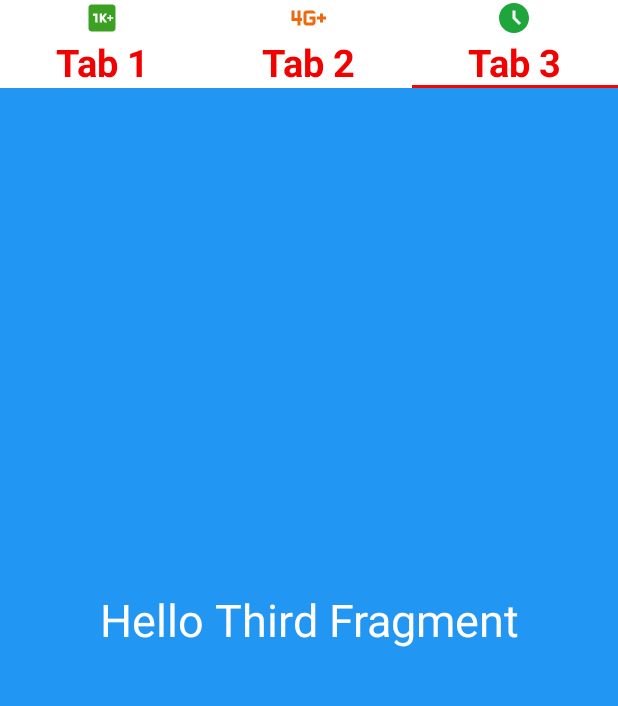
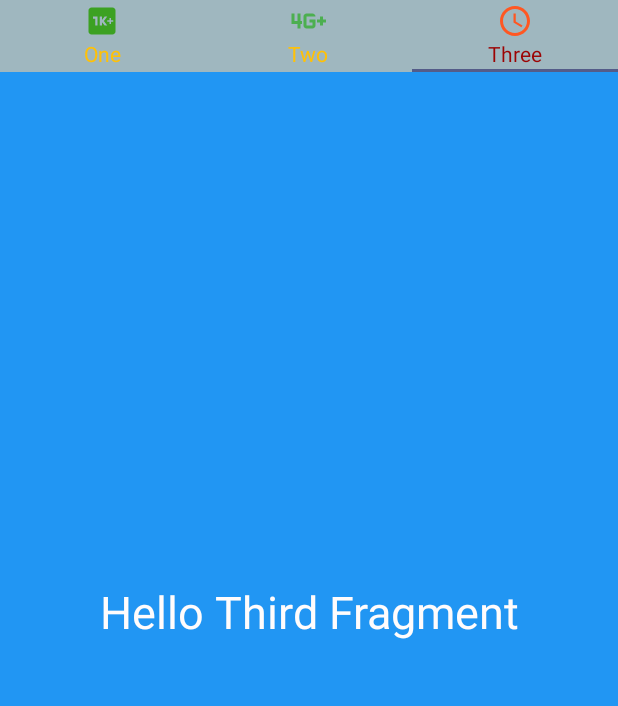
Before and after one commit to duongkiemhao/ss_training, an Android app: the screen it shows after launch (TabActivity), tab 3 chosen, on a phone screen of 412 x 824 dp, the part 84-790 px from its top. Run offline under Robolectric (Android 15) with nearby library versions, the phone set to English and light mode, and no system bars; our stand-ins replace data binding.

Commit message:
Re-Commit  Android App TabHost with CustomView

```diff
--- a/Hao_Activity_Submission/app/src/main/java/com/example/hao_activity_submission/TabActivity.java
+++ b/Hao_Activity_Submission/app/src/main/java/com/example/hao_activity_submission/TabActivity.java
@@ -1,11 +1,20 @@
 package com.example.hao_activity_submission;
 
+import static androidx.core.content.ContentProviderCompat.requireContext;
+
+import android.annotation.SuppressLint;
+import android.content.Context;
+import android.content.res.ColorStateList;
+import android.graphics.Color;
 import android.os.Bundle;
 import android.view.LayoutInflater;
 import android.view.View;
+import android.widget.ImageView;
+import android.widget.LinearLayout;
 import android.widget.TextView;
 
 import androidx.appcompat.app.AppCompatActivity;
+import androidx.core.content.ContextCompat;
 
 import com.google.android.material.tabs.TabLayout;
 import com.google.android.material.tabs.TabLayoutMediator;
@@ -17,10 +26,12 @@ public class TabActivity extends AppCompatActivity {
     TabLayout tabLayout;
     View view;
     TextView theText;
+    LinearLayout tab ;
     private String[] titles = new String[]{"One", "Two", "Three"};
     private int[] myImageList = new int[]{R.drawable.change_icon_fragment_1, R.drawable.change_icon_fragment_2, R.drawable.change_icon_fragment_3};
     private int[] myImageList1 = new int[]{R.drawable.ic_baseline_1k_1, R.drawable.ic_baseline_4g_mobiledata_1, R.drawable.ic_baseline_access_time_1};
     private int[] myImageList2 = new int[]{R.drawable.ic_baseline_1k_2, R.drawable.ic_baseline_4g_mobiledata_2, R.drawable.ic_baseline_access_time_2};
+    private int[] myText = new int[]{R.drawable.change_color_text};
     private int[] theInt = new int[]{1,2,3};
 
     @Override
@@ -28,11 +39,19 @@ public class TabActivity extends AppCompatActivity {
         super.onCreate(savedInstanceState);
         setContentView(R.layout.activity_tab_acitivity);
         binding = ActivityTabAcitivityBinding.inflate(getLayoutInflater());
+       // LayoutInflater layoutInflater  = LayoutInflater.from(requireContext());
         setContentView(binding.getRoot());
-        init();
+        Context mContext = null;
+      //  tabLayout   = (TabLayout) binding.inflate(R.id.tabLayout, container, false);
+        tab = (LinearLayout) LayoutInflater.from(this).inflate(R.layout.custom_tab, null);
+
+       init3();
 
         tabLayout = (TabLayout) findViewById(R.id.tabLayout);
-        createTabIcons2();
+//        tabLayout.setTabIconTint(ContextCompat.getColor(mContext,R.drawable.change_color_text));
+       // tabLayout.setTabIconTint(ColorStateList.valueOf(R.drawable.change_color_text));
+        tabLayout.setSelectedTabIndicatorColor(R.drawable.change_color_tab);
+        ACustomTab();
 //        tabLayout.getTabAt(1).select();
 //        tabLayout.getTabAt(2).select();
 //        tabLayout.getTabAt(0).select();
@@ -40,42 +59,42 @@ public class TabActivity extends AppCompatActivity {
 //        tabLayout.getTabAt(1).setIcon(myImageList2[1]);
 //        tabLayout.getTabAt(2).setIcon(myImageList2[2]);
 
-        tabLayout.addOnTabSelectedListener(new TabLayout.OnTabSelectedListener() {
-            @Override
-            public void onTabSelected(TabLayout.Tab tab) {
-                int position = tab.getPosition();
-
-                if(position == 0) {
-                    tabLayout.getTabAt(0).setIcon(myImageList1[0]);
-                    tabLayout.getTabAt(1).setIcon(myImageList2[1]);
-                    tabLayout.getTabAt(2).setIcon(myImageList2[2]);
-                }
-
-                else if (position == 1){
-                    tabLayout.getTabAt(1).setIcon(myImageList1[1]);
-                    tabLayout.getTabAt(0).setIcon(myImageList2[0]);
-                    tabLayout.getTabAt(2).setIcon(myImageList2[2]);
-                }
-
-                else if (position == 2) {
-                    tabLayout.getTabAt(2).setIcon(myImageList1[2]);
-                    tabLayout.getTabAt(0).setIcon(myImageList2[0]);
-                    tabLayout.getTabAt(1).setIcon(myImageList2[1]);
-                }
-
-
-            }
-
-            @Override
-            public void onTabUnselected(TabLayout.Tab tab) {
-
-            }
-
-            @Override
-            public void onTabReselected(TabLayout.Tab tab) {
-
-            }
-        });
+//        tabLayout.addOnTabSelectedListener(new TabLayout.OnTabSelectedListener() {
+//            @Override
+//            public void onTabSelected(TabLayout.Tab tab) {
+//                int position = tab.getPosition();
+//
+//                if(position == 0) {
+//                    tabLayout.getTabAt(0).setIcon(myImageList1[0]);
+//                    tabLayout.getTabAt(1).setIcon(myImageList2[1]);
+//                    tabLayout.getTabAt(2).setIcon(myImageList2[2]);
+//                }
+//
+//                else if (position == 1){
+//                    tabLayout.getTabAt(1).setIcon(myImageList1[1]);
+//                    tabLayout.getTabAt(0).setIcon(myImageList2[0]);
+//                    tabLayout.getTabAt(2).setIcon(myImageList2[2]);
+//                }
+//
+//                else if (position == 2) {
+//                    tabLayout.getTabAt(2).setIcon(myImageList1[2]);
+//                    tabLayout.getTabAt(0).setIcon(myImageList2[0]);
+//                    tabLayout.getTabAt(1).setIcon(myImageList2[1]);
+//                }
+//
+//
+//            }
+//
+//            @Override
+//            public void onTabUnselected(TabLayout.Tab tab) {
+//
+//            }
+//
+//            @Override
+//            public void onTabReselected(TabLayout.Tab tab) {
+//
+//            }
+//        });
     }
 
     private void init() {
@@ -102,6 +121,19 @@ public class TabActivity extends AppCompatActivity {
         new TabLayoutMediator(binding.tabLayout, binding.viewPager,
                 (tab, position) -> {tab.select();
             createTabIcons2();}).attach();
+
+    }
+
+    private void init3() {
+        // removing toolbar elevation
+        getSupportActionBar().setElevation(0);
+
+        binding.viewPager.setAdapter(new TabActivityAdapter(this));
+        binding.viewPager.isUserInputEnabled();
+
+        // attaching tab mediator
+        new TabLayoutMediator(binding.tabLayout, binding.viewPager,
+                (tab, position) -> { tab.setCustomView(R.layout.custom_tab);}).attach();
 
     }
 
@@ -157,6 +189,59 @@ public class TabActivity extends AppCompatActivity {
 
 
     }
+
+    @SuppressLint({"ResourceAsColor", "ResourceType"})
+    private void ACustomTab(){
+        for (int i = 0; i < tabLayout.getTabCount(); i++) {
+            // inflate the Parent LinearLayout Container for the tab
+            // from the layout nav_tab.xml file that we created 'R.layout.nav_tab
+            LinearLayout tab = (LinearLayout) LayoutInflater.from(this).inflate(R.layout.custom_tab, null);
+
+            // get child TextView and ImageView from this layout for the icon and label
+            TextView tab_label = (TextView) tab.findViewById(R.id.nav_label);
+           // tab_label.setCompoundDrawablesWithIntrinsicBounds(myText[0],0,0,0);
+            ImageView tab_icon = (ImageView) tab.findViewById(R.id.nav_icon);
+
+            // set the label text by getting the actual string value by its id
+            // by getting the actual resource value `getResources().getString(string_id)`
+            tab_label.setText(titles[i]);
+            tab_label.setTextColor(getResources().getColorStateList(R.drawable.change_color_text));
+            tab_icon.setImageResource(myImageList[i]);
+//
+            tabLayout.getTabAt(i).setCustomView(tab);
+
+
+    }}
+
+
+    private void ACustomTab2(int positioning){
+
+            LinearLayout tab = (LinearLayout) LayoutInflater.from(this).inflate(R.layout.custom_tab, null);
+
+            // get child TextView and ImageView from this layout for the icon and label
+            TextView tab_label = (TextView) tab.findViewById(R.id.nav_label);
+            ImageView tab_icon = (ImageView) tab.findViewById(R.id.nav_icon);
+
+            // set the label text by getting the actual string value by its id
+            // by getting the actual resource value `getResources().getString(string_id)`
+            tab_label.setText(titles[positioning]);
+
+            // set the home to be active at first
+
+            if(positioning == 0) {
+                tab_label.setTextColor(R.drawable.change_color_text);
+                //   tab_icon.setImageResource(myImageList2[i]);
+                tab_icon.setImageResource(myImageList[positioning]);
+            } else {
+                tab_icon.setImageResource(myImageList1[positioning]);
+//            }
+//                tab_label.setTextColor(R.drawable.change_color_text);
+//                tab_icon.setImageResource(myImageList[i]);
+                // finally publish this custom view to navigation tab
+               // tabLayout.getTabAt(positioning).setCustomView(tab);
+            }
+
+        }
 //
 //    private void setupTab() {
 //        binding.viewPager.setAdapter(new TabActivityAdapter(this));
--- a/Hao_Activity_Submission/app/src/main/res/drawable/change_color_tab.xml
+++ b/Hao_Activity_Submission/app/src/main/res/drawable/change_color_tab.xml
@@ -1,5 +1,5 @@
 <?xml version="1.0" encoding="utf-8"?>
 <selector xmlns:android="http://schemas.android.com/apk/res/android">
-    <item android:state_checked="true" android:drawable="@color/black" />
-    <item android:state_checked="false" android:drawable="@color/white" />
+    <item android:state_selected="true" android:drawable="@color/black" />
+    <item android:state_selected="false" android:drawable="@color/white" />
 </selector>
--- /dev/null
+++ b/Hao_Activity_Submission/app/src/main/res/drawable/change_color_text.xml
@@ -0,0 +1,5 @@
+<?xml version="1.0" encoding="utf-8"?>
+<selector xmlns:android="http://schemas.android.com/apk/res/android">
+    <item  android:state_selected="true" android:color="@color/HoloRed"/>
+    <item android:color="@color/HoloYellow" />
+</selector>
--- a/Hao_Activity_Submission/app/src/main/res/drawable/change_icon_fragment_1.xml
+++ b/Hao_Activity_Submission/app/src/main/res/drawable/change_icon_fragment_1.xml
@@ -1,6 +1,10 @@
 <?xml version="1.0" encoding="utf-8"?>
 <selector xmlns:android="http://schemas.android.com/apk/res/android">
-    <item android:state_checked="true"
+    <item android:state_pressed="true"
+        android:drawable="@drawable/ic_baseline_1k_1" />
+    <item android:state_focused="true"
+        android:drawable="@drawable/ic_baseline_1k_1" />
+    <item android:state_selected="true"
         android:drawable="@drawable/ic_baseline_1k_1" />
     <item
         android:drawable="@drawable/ic_baseline_1k_2" />
--- a/Hao_Activity_Submission/app/src/main/res/drawable/change_icon_fragment_2.xml
+++ b/Hao_Activity_Submission/app/src/main/res/drawable/change_icon_fragment_2.xml
@@ -2,6 +2,10 @@
 <selector xmlns:android="http://schemas.android.com/apk/res/android">
     <item android:state_checked="true"
         android:drawable="@drawable/ic_baseline_4g_mobiledata_1" />
+    <item android:state_focused="true"
+        android:drawable="@drawable/ic_baseline_4g_mobiledata_1" />
+    <item android:state_selected="true"
+        android:drawable="@drawable/ic_baseline_4g_mobiledata_1" />
     <item android:state_checked="false"
         android:drawable="@drawable/ic_baseline_4g_mobiledata_2" />
 </selector>
--- a/Hao_Activity_Submission/app/src/main/res/drawable/change_icon_fragment_3.xml
+++ b/Hao_Activity_Submission/app/src/main/res/drawable/change_icon_fragment_3.xml
@@ -1,7 +1,7 @@
 <?xml version="1.0" encoding="utf-8"?>
 <selector xmlns:android="http://schemas.android.com/apk/res/android">
-    <item android:state_checked="true"
+    <item android:state_selected="true"
         android:drawable="@drawable/ic_baseline_access_time_1" />
-    <item android:state_checked="false"
+    <item android:state_selected="false"
         android:drawable="@drawable/ic_baseline_access_time_2" />
 </selector>
--- a/Hao_Activity_Submission/app/src/main/res/drawable/ic_baseline_4g_mobiledata_1.xml
+++ b/Hao_Activity_Submission/app/src/main/res/drawable/ic_baseline_4g_mobiledata_1.xml
@@ -1,4 +1,4 @@
-<vector android:height="24dp" android:tint="#0D0DEC"
+<vector android:height="24dp" android:tint="#FF5722"
     android:viewportHeight="24" android:viewportWidth="24"
     android:width="24dp" xmlns:android="http://schemas.android.com/apk/res/android">
     <path android:fillColor="@android:color/white" android:pathData="M9,7H7v5H5V7H3v7h4v3h2v-3h2v-2H9V7zM17,11v2h2v2h-5V9h7c0,-1.1 -0.9,-2 -2,-2h-5c-1.1,0 -2,0.9 -2,2v6c0,1.1 0.9,2 2,2h5c1.1,0 2,-0.9 2,-2v-4H17z"/>
--- a/Hao_Activity_Submission/app/src/main/res/drawable/ic_baseline_4g_mobiledata_2.xml
+++ b/Hao_Activity_Submission/app/src/main/res/drawable/ic_baseline_4g_mobiledata_2.xml
@@ -1,4 +1,4 @@
-<vector android:height="24dp" android:tint="#EC6A0D"
+<vector android:height="24dp" android:tint="#4CAF50"
     android:viewportHeight="24" android:viewportWidth="24"
     android:width="24dp" xmlns:android="http://schemas.android.com/apk/res/android">
     <path android:fillColor="@android:color/white" android:pathData="M13,11v2h2v2h-4V9h6c0,-1.1 -0.9,-2 -2,-2h-4C9.9,7 9,7.9 9,9v6c0,1.1 0.9,2 2,2h4c1.1,0 2,-0.9 2,-2v-4H13zM24,11h-2V9h-2v2h-2v2h2v2h2v-2h2V11zM7,7H5v5H3V7H1v7h4v3h2v-3h1v-2H7V7z"/>
--- a/Hao_Activity_Submission/app/src/main/res/drawable/ic_baseline_access_time_1.xml
+++ b/Hao_Activity_Submission/app/src/main/res/drawable/ic_baseline_access_time_1.xml
@@ -1,4 +1,4 @@
-<vector android:height="24dp" android:tint="#B917EF"
+<vector android:height="24dp" android:tint="#FF5722"
     android:viewportHeight="24" android:viewportWidth="24"
     android:width="24dp" xmlns:android="http://schemas.android.com/apk/res/android">
     <path android:fillColor="@android:color/white" android:pathData="M11.99,2C6.47,2 2,6.48 2,12s4.47,10 9.99,10C17.52,22 22,17.52 22,12S17.52,2 11.99,2zM12,20c-4.42,0 -8,-3.58 -8,-8s3.58,-8 8,-8 8,3.58 8,8 -3.58,8 -8,8z"/>
--- a/Hao_Activity_Submission/app/src/main/res/layout/activity_tab_acitivity.xml
+++ b/Hao_Activity_Submission/app/src/main/res/layout/activity_tab_acitivity.xml
@@ -16,11 +16,8 @@
             android:layout_width="match_parent"
             android:layout_height="wrap_content"
             android:background="#7367"
-            app:tabSelectedTextColor="@color/HoloBlue"
-            app:tabTextColor="#FF5722"
             app:tabIndicatorHeight="2dp"
             app:tabInlineLabel="true"
-            app:tabBackground="@drawable/change_color_tab"
             app:tabIndicatorColor="#FD0000"
 
             >
--- a/Hao_Activity_Submission/app/src/main/res/layout/custom_tab.xml
+++ b/Hao_Activity_Submission/app/src/main/res/layout/custom_tab.xml
@@ -1,9 +1,24 @@
 
-<TextView xmlns:android="http://schemas.android.com/apk/res/android"
-    android:id="@+id/tab"
-    android:layout_width="wrap_content"
-    android:layout_height="wrap_content"
-    android:gravity="center_horizontal"
-    android:textColor="#F30000"
-    android:textSize="25dp"
-    android:textStyle="bold" />
+<LinearLayout xmlns:android="http://schemas.android.com/apk/res/android"
+    xmlns:tools="http://schemas.android.com/tools"
+    android:id="@+id/nav_tab"
+    android:layout_width="match_parent"
+    android:layout_height="match_parent"
+    android:orientation="vertical"
+    android:gravity="center_horizontal">
+
+    <ImageView
+        android:layout_width="wrap_content"
+        android:layout_height="match_parent"
+        android:scaleType="centerInside"
+        android:id="@+id/nav_icon"
+        />
+
+    <TextView
+        android:id="@+id/nav_label"
+        android:layout_width="wrap_content"
+        android:layout_height="wrap_content"
+
+        />
+
+</LinearLayout>
--- a/Hao_Activity_Submission/app/src/main/res/values/colors.xml
+++ b/Hao_Activity_Submission/app/src/main/res/values/colors.xml
@@ -9,4 +9,6 @@
     <color name="white">#FFFFFFFF</color>
     <color name="HoloGreen">#4CAF50</color>
     <color name="HoloBlue">#2196F3</color>
+    <color name="HoloRed">#9C0303</color>
+    <color name="HoloYellow">#FFC107</color>
 </resources>
--- a/Hao_Activity_Submission/app/src/main/res/values/strings.xml
+++ b/Hao_Activity_Submission/app/src/main/res/values/strings.xml
@@ -2,4 +2,7 @@
     <string name="app_name">Hao_Activity_Submission</string>
     <!-- TODO: Remove or change this placeholder text -->
     <string name="hello_blank_fragment">Hello blank fragment</string>
+    <string name="Tab_Fragment_1">Hello First fragment</string>
+    <string name="Tab_Fragment_2">Hello Second fragment</string>
+    <string name="Tab_Fragment_3">Hello Third fragment</string>
 </resources>
```
